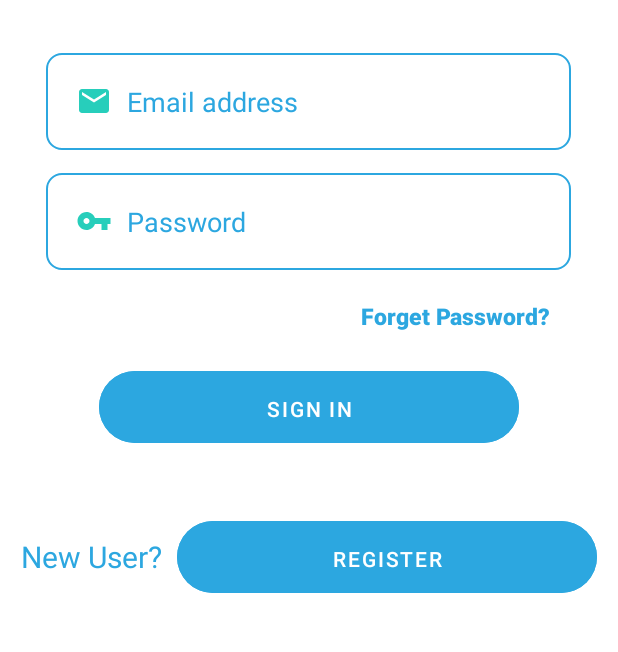
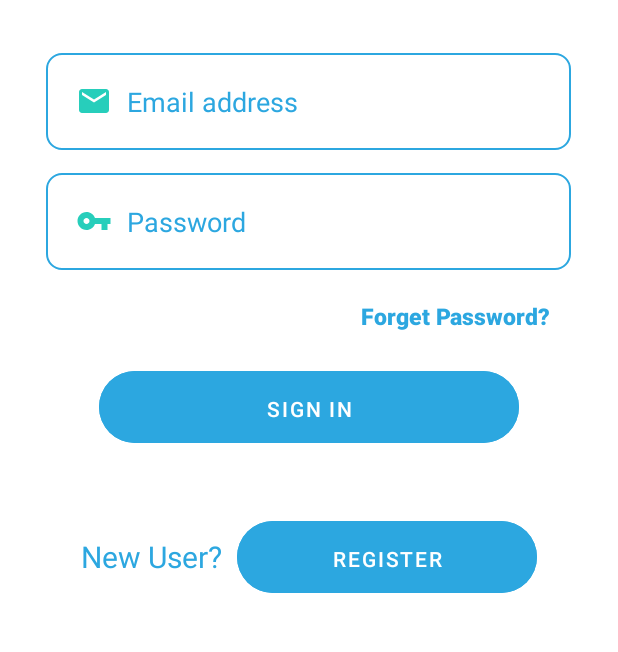
Before and after one commit to nivedareddycheemala/doctor-patient-android, an Android app: the screen it shows after launch (MainActivity), on a phone screen of 412 x 824 dp, the part 397-1049 px from its top. Run offline under Robolectric (Android 15) with nearby library versions, the phone set to English and light mode, and no system bars; our stand-ins replace Firebase (no records; nobody signed in at launch, a user with empty details on screens opened directly); libraries missing offline, so code that uses them is left out: com.rengwuxian.materialedittext.

Commit message:
project fully compeleted

```diff
--- a/DoctorApp/app/src/main/java/com/example/doctorapp/DoctorRegistration.java
+++ b/DoctorApp/app/src/main/java/com/example/doctorapp/DoctorRegistration.java
@@ -186,6 +186,7 @@ public class DoctorRegistration extends AppCompatActivity {
                                             }
                                         });
                                     }else{
+                                        pd.dismiss();
                                         Toast.makeText(DoctorRegistration.this, "Can't Register with this details", Toast.LENGTH_SHORT).show();
                                     }
 
--- a/DoctorApp/build.gradle
+++ b/DoctorApp/build.gradle
@@ -5,8 +5,8 @@ buildscript {
         jcenter()
     }
     dependencies {
-        classpath 'com.android.tools.build:gradle:4.1.2'
-        classpath 'com.google.gms:google-services:4.3.5'
+        classpath 'com.android.tools.build:gradle:4.2.1'
+        classpath 'com.google.gms:google-services:4.3.8'
 
         // NOTE: Do not place your application dependencies here; they belong
         // in the individual module build.gradle files
--- a/PatientApp/app/src/main/res/layout/activity_main.xml
+++ b/PatientApp/app/src/main/res/layout/activity_main.xml
@@ -3,12 +3,13 @@
     xmlns:app="http://schemas.android.com/apk/res-auto"
     xmlns:tools="http://schemas.android.com/tools"
     android:layout_width="match_parent"
+    android:layout_margin="10dp"
     android:layout_height="match_parent"
     android:layout_weight="1"
     xmlns:custom="http://schemas.android.com/apk/res-auto"
     tools:context=".MainActivity"
     android:orientation="vertical"
-    android:padding="10dp">
+    >
 
     <ImageView
         android:layout_width="200dp"
@@ -102,7 +103,7 @@
 
 
         <com.google.android.material.button.MaterialButton
-            android:layout_width="280dp"
+            android:layout_width="200dp"
             android:layout_height="60dp"
             android:backgroundTint="#2ca7e0"
             app:cornerRadius="30dp"
```
Also changed, not shown: DoctorApp/gradle/wrapper/gradle-wrapper.properties, 1 other file.
